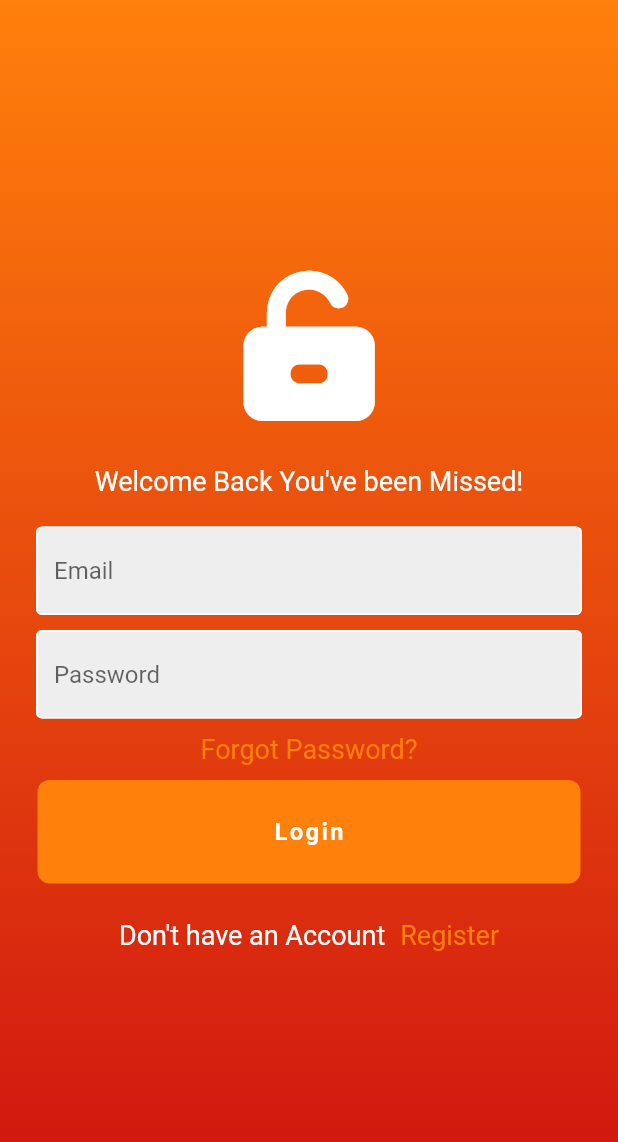
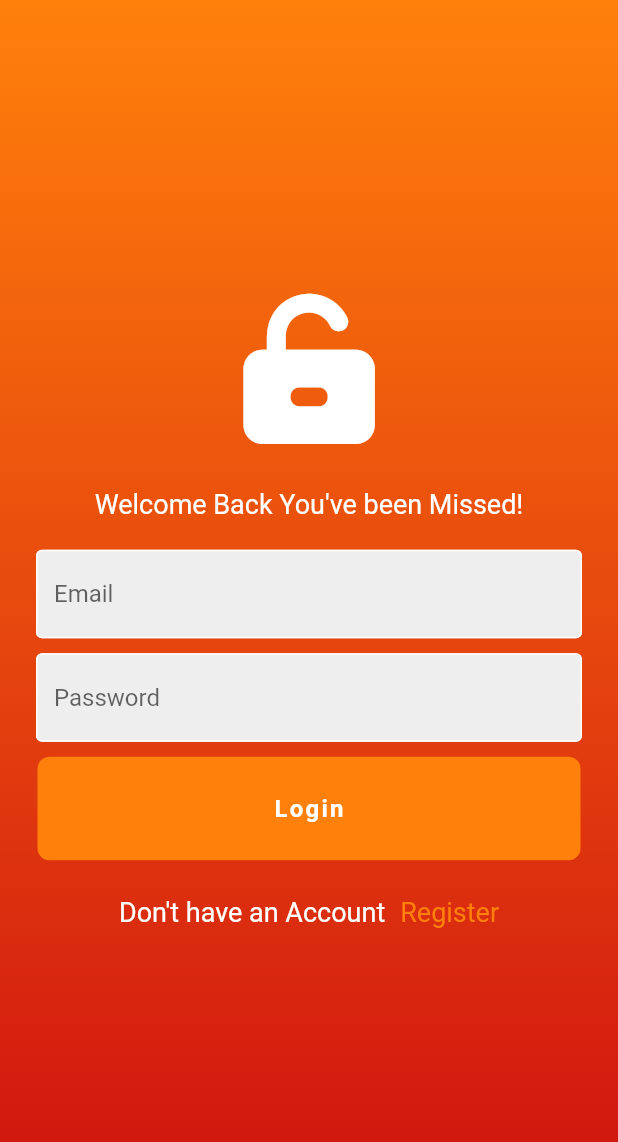
Before and after one commit to ChanderParkash179/MeraThar_FrontEnd, a Flutter app: the screen it shows after launch, on a phone screen of 412 x 824 dp. Shown: the top 1142 px of the screen. Run offline on Flutter 3.47's test engine with Material 2 defaults, Android fonts, the phone set to English and light mode, and no system bars; our stand-ins replace font_awesome_flutter, get, google_fonts, google_nav_bar, shared_preferences.

Commit message:
app-name change and forgot pass icon removing

```diff
--- a/lib/Views/CommonViews/LoginView.dart
+++ b/lib/Views/CommonViews/LoginView.dart
@@ -70,26 +70,6 @@ class _LoginViewState extends State<LoginView> {
                     ],
                   ),
                   CommonWidgets().verticalSize(Utils.size_10),
-                  GestureDetector(
-                    onTap: () {
-                      Get.defaultDialog(
-                          title: Utils.forgotPassword,
-                          titlePadding: EdgeInsets.symmetric(
-                              horizontal: Utils.size_10,
-                              vertical: Utils.size_10),
-                          backgroundColor: Color(Utils.primaryColor),
-                          middleTextStyle: TextStyle(fontSize: Utils.size_16),
-                          middleText: 'I am dialogGetx');
-                    },
-                    child: Text(
-                      Utils.forgotPassword,
-                      style: TextStyle(
-                        color: Color(Utils.primaryColor),
-                        fontSize: Utils.size_18,
-                      ),
-                    ),
-                  ),
-                  CommonWidgets().verticalSize(Utils.size_10),
                   ButtonWidget(
                     onTap: () async {
                       authenticationService.login(
```
Also changed, not shown: 1 other file.
